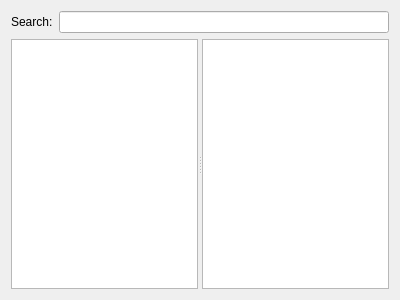
Old version of the form Plugins/WebBrowser/History/FrmHistory.ui in the repository KangLin/RabbitRemoteControl.
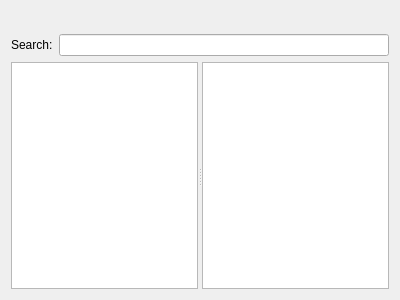
New version of the form.

Commit message: Plugins::WebBrowser: modify toolbar in history

What changed in the file:
```diff
--- a/Plugins/WebBrowser/History/FrmHistory.ui
+++ b/Plugins/WebBrowser/History/FrmHistory.ui
@@ -15,6 +15,19 @@
   </property>
   <layout class="QGridLayout" name="gridLayout">
    <item row="0" column="0">
+    <widget class="QToolBar" name="toolBar">
+     <property name="windowTitle">
+      <string>toolBar</string>
+     </property>
+     <attribute name="toolBarArea">
+      <enum>TopToolBarArea</enum>
+     </attribute>
+     <attribute name="toolBarBreak">
+      <bool>false</bool>
+     </attribute>
+    </widget>
+   </item>
+   <item row="1" column="0">
     <layout class="QHBoxLayout" name="hlSearch">
      <item>
       <widget class="QLabel" name="label">
@@ -28,7 +41,7 @@
      </item>
     </layout>
    </item>
-   <item row="1" column="0">
+   <item row="2" column="0">
     <widget class="QSplitter" name="splitter">
      <property name="sizePolicy">
       <sizepolicy hsizetype="Expanding" vsizetype="Expanding">
```
The commit also changes 1 other file.
